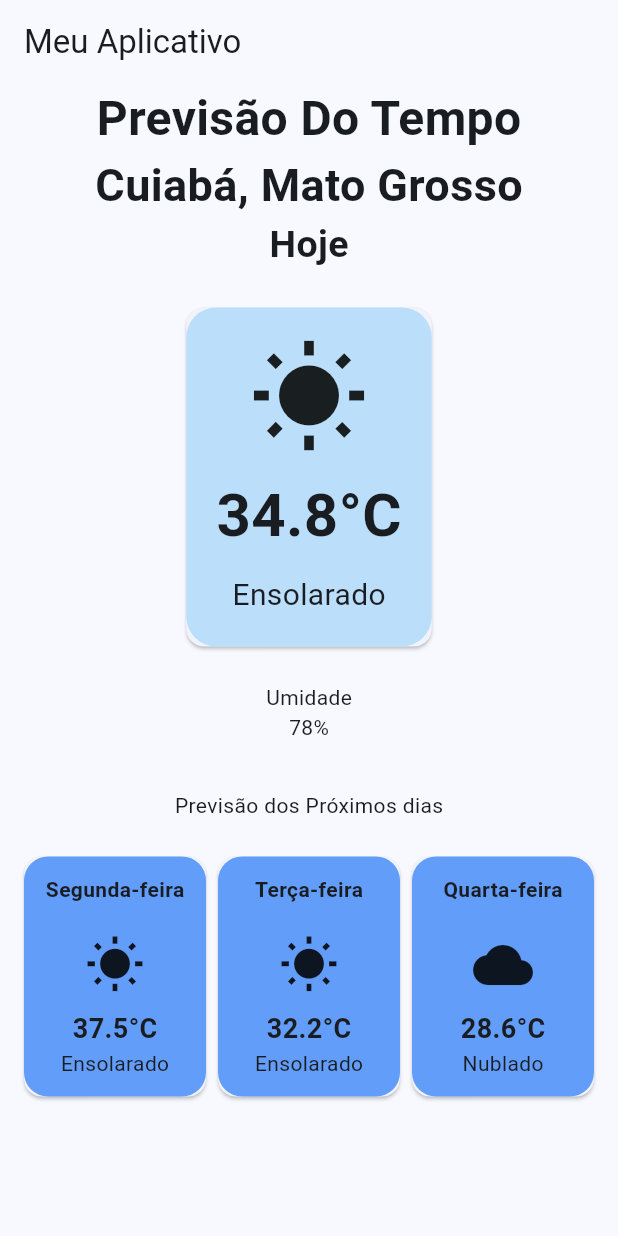
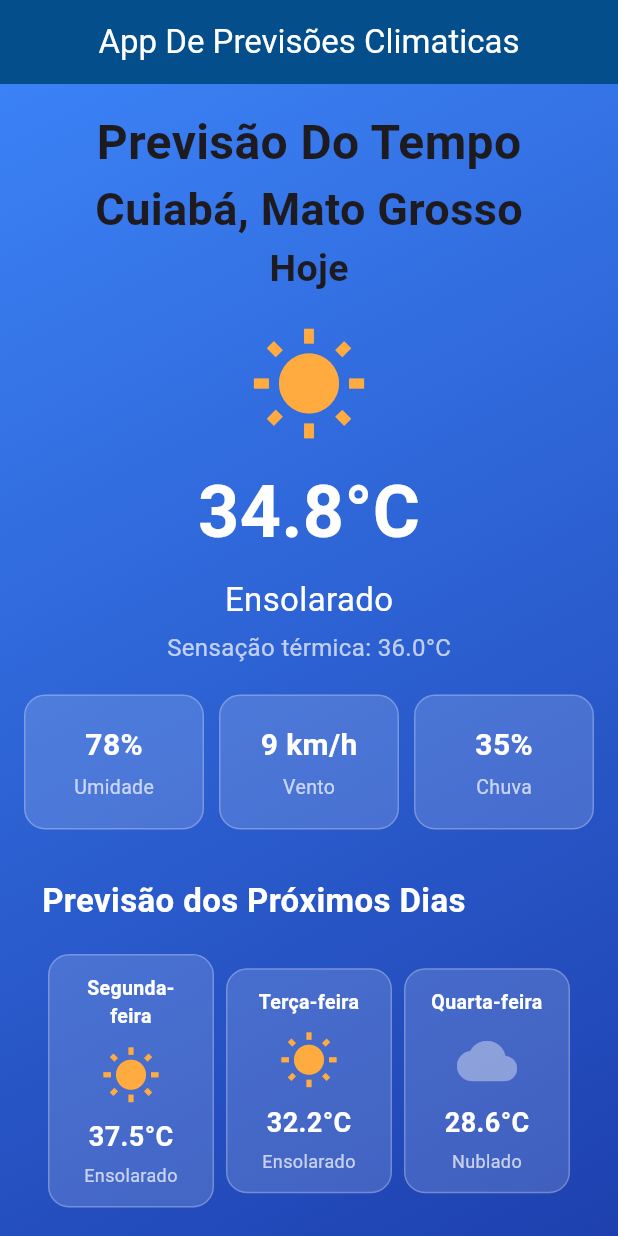
Before and after one commit to thalesmurilo60-creator/clima_app, a Flutter app: the screen it shows after launch, on a phone screen of 412 x 824 dp. Run offline on Flutter 3.47's test engine with Material 3 defaults, Android fonts, the phone set to English and light mode, and no system bars.

Commit message:
feat: Adicionar cores aos icones da previsão

```diff
--- a/lib/models/weather.dart
+++ b/lib/models/weather.dart
@@ -5,11 +5,13 @@ class Weather {
   final double temperatura;
   final String condicao;
   final IconData icone;
+  final Color corIcone;
 
   Weather({
     required this.dia,
     required this.temperatura,
     required this.condicao,
     required this.icone,
+    required this.corIcone,
   });
 }
--- a/lib/screens/home_screen.dart
+++ b/lib/screens/home_screen.dart
@@ -15,18 +15,21 @@ class HomeScreen extends StatelessWidget {
       temperatura: 37.5,
       condicao: "Ensolarado",
       icone: Icons.wb_sunny,
+      corIcone: Colors.orangeAccent,
     ),
     Weather(
       dia: "Terça-feira",
       temperatura: 32.2,
       condicao: "Ensolarado",
       icone: Icons.wb_sunny,
+      corIcone: Colors.orangeAccent,
     ),
     Weather(
       dia: "Quarta-feira",
       temperatura: 28.6,
       condicao: "Nublado",
       icone: Icons.cloud,
+      corIcone: Colors.white38,
     ),
   ];
 
@@ -35,14 +38,27 @@ class HomeScreen extends StatelessWidget {
     temperatura: 34.8,
     condicao: "Ensolarado",
     icone: Icons.wb_sunny,
+    corIcone: Colors.orangeAccent,
   );
 
   @override
   Widget build(BuildContext context) {
     return Scaffold(
-      appBar: AppBar(title: Text("Meu Aplicativo")),
-      body: SingleChildScrollView(
-        child: Center(
+      appBar: AppBar(title: Text("App De Previsões Climaticas")),
+
+      body: Container(
+        decoration: const BoxDecoration(
+          gradient: LinearGradient(
+            begin: Alignment.topLeft,
+            end: Alignment.bottomRight,
+            colors: [Color(0xFF3B82F6), Color(0xFF1E40AF)],
+          ),
+        ),
+
+        child: SingleChildScrollView(
+          child: Padding(
+            padding: const EdgeInsets.all(16),
+
             child: Column(
               children: [
                 WeatherHeader(
@@ -51,26 +67,57 @@ class HomeScreen extends StatelessWidget {
                   hoje: "Hoje",
                 ),
 
-              SizedBox(height: 20),
+                const SizedBox(height: 20),
 
                 CurrentWeather(
                   temperatura: hoje.temperatura,
-                condicao: "Ensolarado",
+                  condicao: hoje.condicao,
+                  sensacaoTermica: 36,
                 ),
 
-              SizedBox(height: 20),
+                const SizedBox(height: 20),
 
-              WeatherMetric(titulo: "Umidade", valor: "78%"),
+                // MÉTRICAS
+                Row(
+                  children: [
+                    Expanded(
+                      child: WeatherMetric(titulo: "Umidade", valor: "78%"),
+                    ),
 
-              SizedBox(height: 20),
+                    const SizedBox(width: 10),
 
+                    Expanded(
+                      child: WeatherMetric(titulo: "Vento", valor: "9 km/h"),
+                    ),
+
+                    const SizedBox(width: 10),
+
+                    Expanded(
+                      child: WeatherMetric(titulo: "Chuva", valor: "35%"),
+                    ),
+                  ],
+                ),
+
+                const SizedBox(height: 20),
+
+                // PREVISÃO DOS PRÓXIMOS DIAS
                 Padding(
-                padding: EdgeInsets.all(12),
+                  padding: const EdgeInsets.all(12),
+
                   child: Column(
+                    crossAxisAlignment: CrossAxisAlignment.start,
+
                     children: [
-                    Text("Previsão dos Próximos dias"),
+                      const Text(
+                        "Previsão dos Próximos Dias",
+                        style: TextStyle(
+                          fontSize: 22,
+                          fontWeight: FontWeight.bold,
+                          color: Colors.white,
+                        ),
+                      ),
 
-                    SizedBox(height: 20),
+                      const SizedBox(height: 20),
 
                       Row(
                         children: [
@@ -81,6 +128,7 @@ class HomeScreen extends StatelessWidget {
                                 temperatura: previsao.temperatura,
                                 icone: previsao.icone,
                                 condicao: previsao.condicao,
+                                corIcone: previsao.corIcone,
                               ),
                             ),
                           ),
@@ -93,6 +141,7 @@ class HomeScreen extends StatelessWidget {
             ),
           ),
         ),
+      ),
     );
   }
 }
--- a/lib/theme/app_theme.dart
+++ b/lib/theme/app_theme.dart
@@ -1,8 +1,14 @@
 import 'package:flutter/material.dart';
 
 class AppTheme {
-  static ThemeData tema = ThemeData(
-    colorScheme: ColorScheme.fromSeed(seedColor: Colors.blue),
-    useMaterial3: true,
+  static final ThemeData tema = ThemeData(
+    primarySwatch: Colors.blue,
+    scaffoldBackgroundColor: Colors.white,
+
+    appBarTheme: const AppBarTheme(
+      centerTitle: true,
+      backgroundColor: Color.fromARGB(255, 3, 78, 139),
+      foregroundColor: Colors.white,
+    ),
   );
 }
--- a/lib/widgets/current_weather.dart
+++ b/lib/widgets/current_weather.dart
@@ -3,39 +3,46 @@ import 'package:flutter/material.dart';
 class CurrentWeather extends StatelessWidget {
   final double temperatura;
   final String condicao;
+  final double sensacaoTermica;
 
   const CurrentWeather({
     super.key,
     required this.temperatura,
     required this.condicao,
+    required this.sensacaoTermica,
   });
 
   @override
   Widget build(BuildContext context) {
-    return Card(
-      child: Container(
-        padding: EdgeInsets.all(20),
-        decoration: BoxDecoration(
-          color: Colors.blue.shade100,
-          borderRadius: BorderRadius.circular(20),
+    return Column(
+      children: [
+        const Icon(Icons.wb_sunny, size: 80, color: Colors.orangeAccent),
+
+        const SizedBox(height: 10),
+
+        Text(
+          "${temperatura.toStringAsFixed(1)}°C",
+          style: const TextStyle(
+            fontSize: 48,
+            fontWeight: FontWeight.bold,
+            color: Colors.white,
+          ),
         ),
-        child: Column(
-          children: [
-            Icon(Icons.wb_sunny, size: 80),
 
-            SizedBox(height: 10),
+        const SizedBox(height: 8),
 
-            Text(
-              "$temperatura°C",
-              style: TextStyle(fontSize: 40, fontWeight: FontWeight.bold),
-            ),
+        Text(
+          condicao,
+          style: const TextStyle(fontSize: 22, color: Colors.white),
+        ),
 
-            SizedBox(height: 10),
+        const SizedBox(height: 5),
 
-            Text(condicao, style: TextStyle(fontSize: 20)),
-          ],
+        Text(
+          "Sensação térmica: ${sensacaoTermica.toStringAsFixed(1)}°C",
+          style: const TextStyle(fontSize: 16, color: Colors.white70),
         ),
-      ),
+      ],
     );
   }
 }
--- a/lib/widgets/forecast_card.dart
+++ b/lib/widgets/forecast_card.dart
@@ -5,37 +5,62 @@ class ForecastCard extends StatelessWidget {
   final double temperatura;
   final String condicao;
   final IconData icone;
+  final Color corIcone;
 
   const ForecastCard({
     super.key,
     required this.dia,
     required this.temperatura,
+    required this.condicao,
     required this.icone,
-    required this.condicao,
+    required this.corIcone,
   });
 
   @override
   Widget build(BuildContext context) {
-    return Card(
-      child: Container(
+    return Container(
+      margin: const EdgeInsets.symmetric(horizontal: 4),
+      padding: const EdgeInsets.all(12),
       decoration: BoxDecoration(
-          borderRadius: BorderRadius.circular(16),
-          color: const Color.fromARGB(255, 98, 157, 250),
+        color: Colors.white.withValues(alpha: 0.15),
+        borderRadius: BorderRadius.circular(14),
+        border: Border.all(color: Colors.white.withValues(alpha: 0.25)),
       ),
-        padding: EdgeInsets.all(12),
       child: Column(
         children: [
-            Text(dia, style: TextStyle(fontWeight: FontWeight.bold)),
-            SizedBox(height: 20),
-            Icon(icone, size: 40),
-            SizedBox(height: 10),
           Text(
-              "$temperatura°C",
-              style: TextStyle(fontSize: 18, fontWeight: FontWeight.bold),
+            dia,
+            textAlign: TextAlign.center,
+            style: const TextStyle(
+              color: Colors.white,
+              fontSize: 13,
+              fontWeight: FontWeight.bold,
             ),
-            Text(condicao, style: TextStyle(fontSize: 14)),
+          ),
+
+          const SizedBox(height: 10),
+
+          Icon(icone, color: corIcone, size: 40),
+
+          const SizedBox(height: 8),
+
+          Text(
+            "${temperatura.toStringAsFixed(1)}°C",
+            style: const TextStyle(
+              color: Colors.white,
+              fontSize: 18,
+              fontWeight: FontWeight.bold,
+            ),
+          ),
+
+          const SizedBox(height: 4),
+
+          Text(
+            condicao,
+            textAlign: TextAlign.center,
+            style: const TextStyle(color: Colors.white70, fontSize: 12),
+          ),
         ],
-        ),
       ),
     );
   }
--- a/lib/widgets/weather_metric.dart
+++ b/lib/widgets/weather_metric.dart
@@ -1,26 +1,41 @@
 import 'package:flutter/material.dart';
 
-class WeatherMetric extends StatelessWidget
-{
+class WeatherMetric extends StatelessWidget {
   final String titulo;
   final String valor;
 
-  const WeatherMetric({
-  super.key,
-  required this.titulo,
-  required this.valor,
-  });
+  const WeatherMetric({super.key, required this.titulo, required this.valor});
 
   @override
-  Widget build(BuildContext context)
-  {
-   return Column(
-    children: [
-       Text(titulo),
-       Text(valor),
-    ],
-   );
+  Widget build(BuildContext context) {
+    return Container(
+      height: 90,
+      padding: const EdgeInsets.all(10),
+      decoration: BoxDecoration(
+        color: Colors.white.withValues(alpha: 0.15),
+        borderRadius: BorderRadius.circular(14),
+        border: Border.all(color: Colors.white.withValues(alpha: 0.25)),
+      ),
+      child: Column(
+        mainAxisAlignment: MainAxisAlignment.center,
+        children: [
+          Text(
+            valor,
+            style: const TextStyle(
+              fontSize: 20,
+              fontWeight: FontWeight.bold,
+              color: Colors.white,
+            ),
+          ),
 
+          const SizedBox(height: 4),
+
+          Text(
+            titulo,
+            style: const TextStyle(fontSize: 13, color: Colors.white70),
+          ),
+        ],
+      ),
+    );
   }
-
 }
```
Lines whose indentation alone changed are shown as unchanged.
